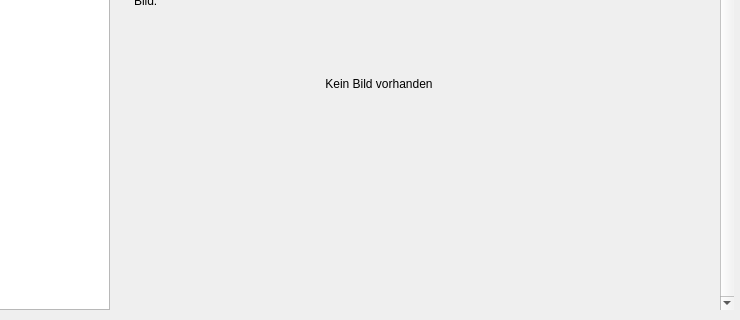
Looking4Git/Starfield_LOH, file Structure/Pages/Page_Update.ui: the form before one commit; both pictures show x 284 to 1024 and y 400 to 720 of the 1024 by 720 pixel window.
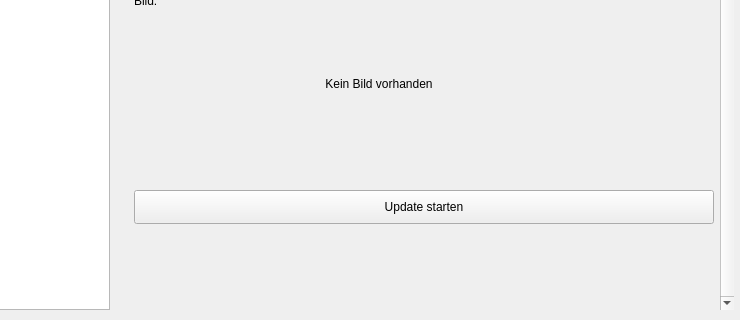
The form after the commit. Icons and pictures are not drawn.

```diff
--- a/Structure/Pages/Page_Update.ui
+++ b/Structure/Pages/Page_Update.ui
@@ -498,6 +498,38 @@
          </item>
         </layout>
        </item>
+       <item>
+        <layout class="QHBoxLayout" name="update_button_layout">
+         <property name="spacing">
+          <number>12</number>
+         </property>
+         <property name="topMargin">
+          <number>16</number>
+         </property>
+         <property name="bottomMargin">
+          <number>6</number>
+         </property>
+         <item>
+          <widget class="QPushButton" name="btn_start_update">
+           <property name="sizePolicy">
+            <sizepolicy hsizetype="Expanding" vsizetype="Fixed">
+             <horstretch>0</horstretch>
+             <verstretch>0</verstretch>
+            </sizepolicy>
+           </property>
+           <property name="minimumSize">
+            <size>
+             <width>0</width>
+             <height>34</height>
+            </size>
+           </property>
+           <property name="text">
+            <string>Update starten</string>
+           </property>
+          </widget>
+         </item>
+        </layout>
+       </item>
        <item>
         <spacer name="bottom_stretch">
          <property name="orientation">
```
